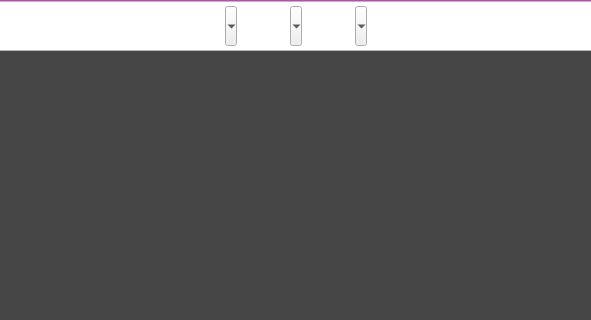
The window that UI_Dicom/views/ui/viewDICOM.ui (CrisMC2/Hologramas) describes before a commit, drawn with Qt 5; both pictures show x 179 to 770 and y 0 to 320 of the 900 by 500 pixel window.
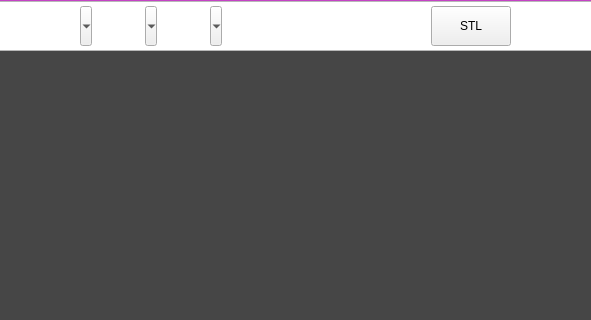
The same window after the commit. The open tabs and pages were chosen to show the change. Icons and pictures are not drawn.

```diff
--- a/UI_Dicom/views/ui/viewDICOM.ui
+++ b/UI_Dicom/views/ui/viewDICOM.ui
@@ -1218,6 +1218,62 @@
            </layout>
           </widget>
          </item>
+         <item>
+          <widget class="QWidget" name="OptionExtra" native="true">
+           <property name="sizePolicy">
+            <sizepolicy hsizetype="Fixed" vsizetype="Fixed">
+             <horstretch>0</horstretch>
+             <verstretch>0</verstretch>
+            </sizepolicy>
+           </property>
+           <layout class="QHBoxLayout" name="horizontalLayout_4">
+            <property name="spacing">
+             <number>0</number>
+            </property>
+            <property name="leftMargin">
+             <number>0</number>
+            </property>
+            <property name="topMargin">
+             <number>0</number>
+            </property>
+            <property name="rightMargin">
+             <number>0</number>
+            </property>
+            <property name="bottomMargin">
+             <number>0</number>
+            </property>
+            <item>
+             <widget class="QPushButton" name="pushButton">
+              <property name="sizePolicy">
+               <sizepolicy hsizetype="Fixed" vsizetype="Fixed">
+                <horstretch>0</horstretch>
+                <verstretch>0</verstretch>
+               </sizepolicy>
+              </property>
+              <property name="minimumSize">
+               <size>
+                <width>0</width>
+                <height>40</height>
+               </size>
+              </property>
+              <property name="text">
+               <string>STL</string>
+              </property>
+              <property name="icon">
+               <iconset>
+                <normaloff>../../resources/img/viewDICOM/stl.png</normaloff>../../resources/img/viewDICOM/stl.png</iconset>
+              </property>
+              <property name="iconSize">
+               <size>
+                <width>30</width>
+                <height>30</height>
+               </size>
+              </property>
+             </widget>
+            </item>
+           </layout>
+          </widget>
+         </item>
         </layout>
        </widget>
       </item>
```
Left out of the diff: 2 changed lines with no effect on the pictures.
